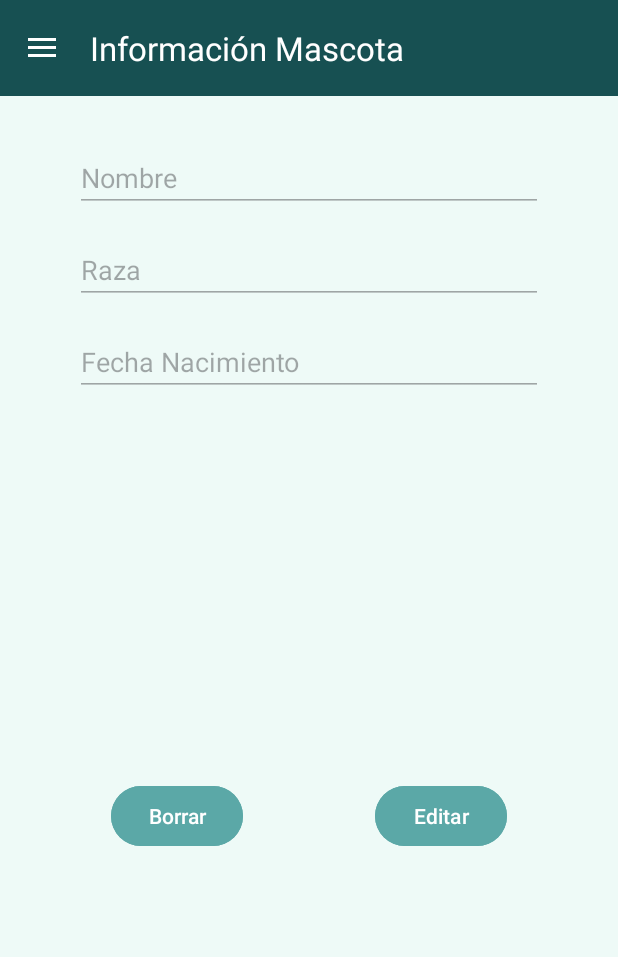
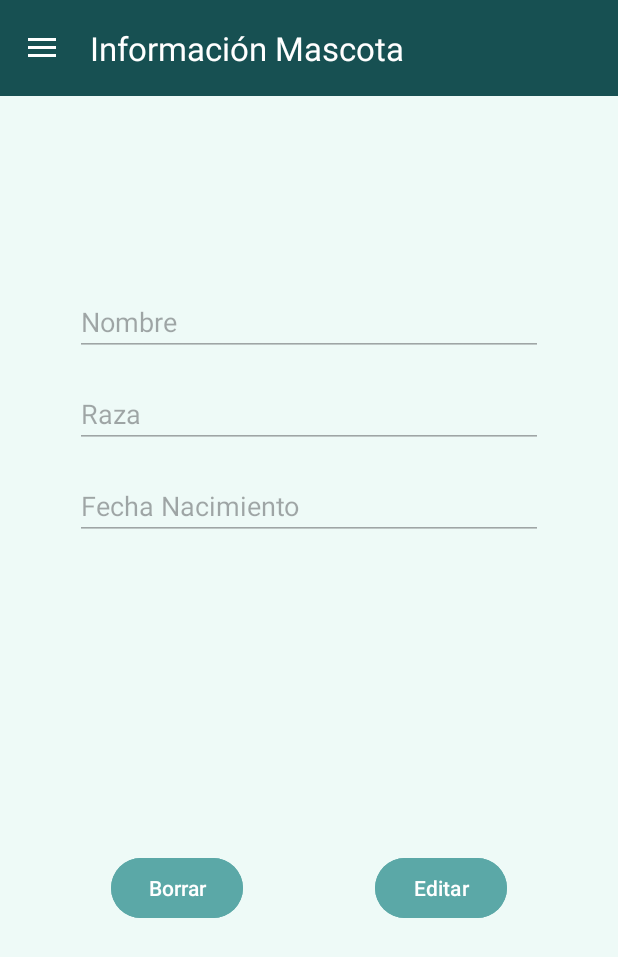
Before and after one commit to TheLexa69/MiVet, an Android app: the InfoMascotaActivity screen opened directly, with no data from a screen before it, on a phone screen of 412 x 824 dp. Shown: the top 957 px of the screen. Run offline under Robolectric (Android 15) with nearby library versions, the phone set to English and light mode, and no system bars; 1 statement that could not run was skipped.

Commit message:
fix(): cambios para funcionar en local

```diff
--- a/app/src/main/java/com/mivet/veterinaria/API/retrofit/ApiClient.java
+++ b/app/src/main/java/com/mivet/veterinaria/API/retrofit/ApiClient.java
@@ -5,7 +5,7 @@ import retrofit2.converter.gson.GsonConverterFactory;
 
 public class ApiClient {
 
-    private static final String BASE_URL = "http://13.48.85.87:8080/api/";
+    private static final String BASE_URL = "http://10.0.2.2:8080/api/";
 
     private static Retrofit retrofit;
 
--- a/app/src/main/java/com/mivet/veterinaria/viewmodels/MascotaVM.java
+++ b/app/src/main/java/com/mivet/veterinaria/viewmodels/MascotaVM.java
@@ -1,6 +1,7 @@
 package com.mivet.veterinaria.viewmodels;
 
 import android.content.Context;
+import android.util.Log;
 
 import androidx.lifecycle.MutableLiveData;
 import androidx.lifecycle.ViewModel;
@@ -64,11 +65,13 @@ public class MascotaVM extends ViewModel {
         mascotaRepository.getTodasLasMascotasAdopcion(new MascotaRepository.MascotasCallback() {
             @Override
             public void onSuccess(List<PetInfo> mascotas) {
+                Log.d("ADOPCION_DEBUG", "Mascotas recibidas: " + (mascotas != null ? mascotas.size() : 0));
                 mascotasAdopcionLD.postValue(mascotas);
             }
 
             @Override
             public void onFailure(Throwable t) {
+                Log.e("ADOPCION_DEBUG", "Error al cargar mascotas", t);
                 mascotasAdopcionLD.postValue(null);
             }
         });
--- a/app/src/main/res/layout/content_info_mascota.xml
+++ b/app/src/main/res/layout/content_info_mascota.xml
@@ -12,12 +12,12 @@
         android:id="@+id/etNombre"
         android:layout_width="match_parent"
         android:layout_height="wrap_content"
-        android:layout_marginTop="32dp"
+        android:layout_marginTop="128dp"
         android:enabled="false"
         android:hint="Nombre"
-        app:layout_constraintTop_toTopOf="parent"
+        app:layout_constraintEnd_toEndOf="parent"
         app:layout_constraintStart_toStartOf="parent"
-        app:layout_constraintEnd_toEndOf="parent" />
+        app:layout_constraintTop_toTopOf="parent" />
 
     <!-- Raza -->
     <EditText
@@ -52,6 +52,7 @@
         android:layout_marginStart="16dp"
         android:text="Guardar"
         android:visibility="gone"
+        android:backgroundTint="@color/clr_font"
         app:layout_constraintTop_toBottomOf="@id/etFechaNac"
         app:layout_constraintStart_toStartOf="parent" />
 
--- a/app/src/main/res/xml/network_security_config.xml
+++ b/app/src/main/res/xml/network_security_config.xml
@@ -3,4 +3,7 @@
     <domain-config cleartextTrafficPermitted="true">
         <domain includeSubdomains="false">13.48.85.87</domain>
     </domain-config>
+    <domain-config cleartextTrafficPermitted="true">
+        <domain includeSubdomains="false">10.0.2.2</domain>
+    </domain-config>
 </network-security-config>
```
